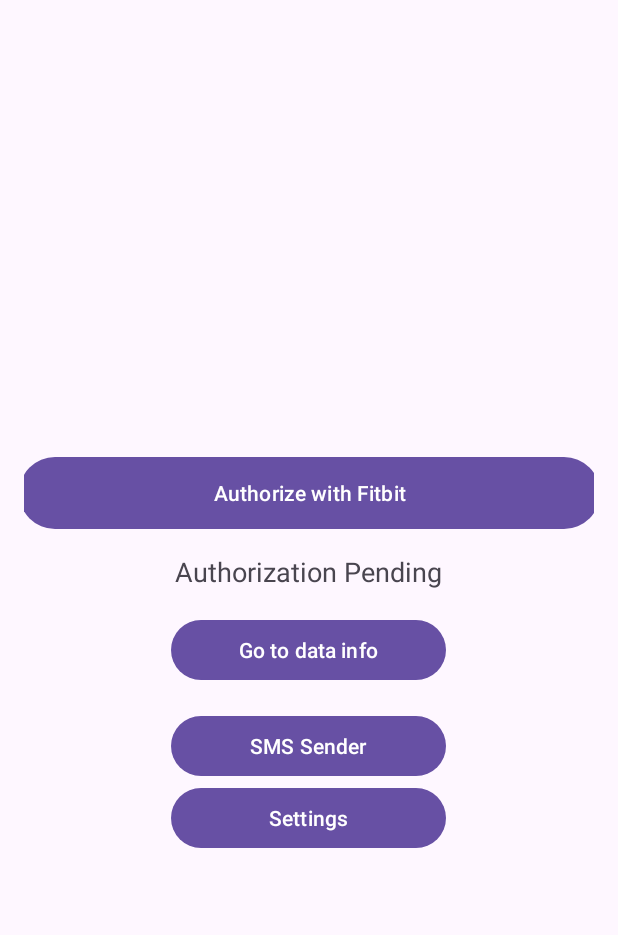
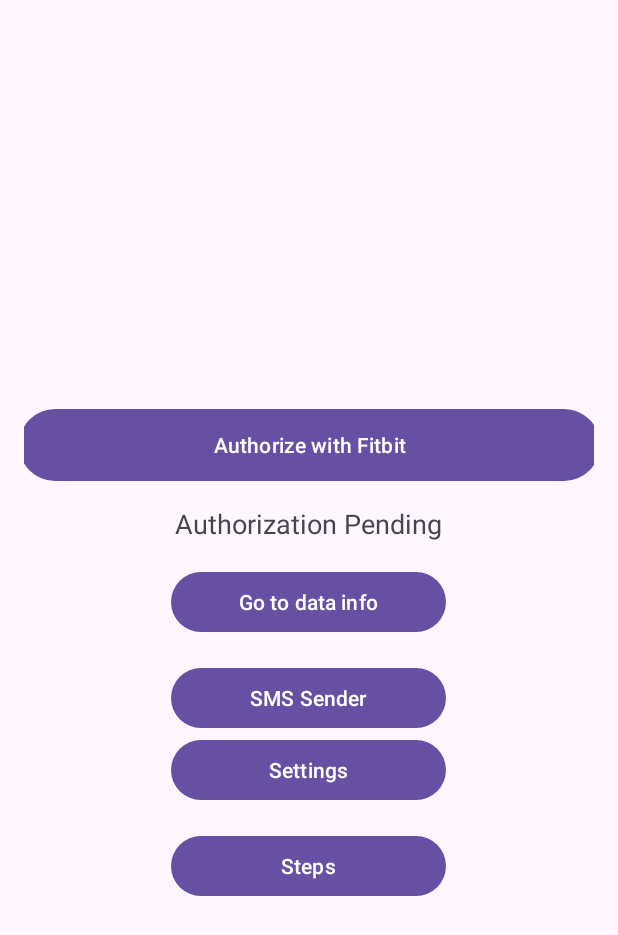
Before and after one commit to PVP-project-K355/pvp_project, an Android app: the MainActivity screen opened directly, with no data from a screen before it, on a phone screen of 412 x 824 dp. Shown: the top 935 px of the screen. Run offline under Robolectric (Android 15) with nearby library versions, the phone set to English and light mode, and no system bars; libraries missing offline, so code that uses them is left out: com.github.mikephil.charting.

Commit message:
steps information main page crud

```diff
--- a/app/src/main/java/app/app/MainActivity.kt
+++ b/app/src/main/java/app/app/MainActivity.kt
@@ -18,6 +18,7 @@ import android.widget.TextView
 import android.widget.Toast
 import androidx.appcompat.app.AppCompatActivity
 import app.app.heartrate.HealthInfoActivity
+import app.app.steps.DailyStepsActivity
 import org.json.JSONException
 //import androidx.recyclerview.widget.RecyclerView
 //import com.google.gson.Gson
@@ -34,6 +35,7 @@ class MainActivity : AppCompatActivity() {
     private lateinit var goToData: Button
     private lateinit var smsSender_button: Button
     private lateinit var settingsButton: Button
+    private lateinit var stepsButton: Button
 
     private val CLIENT_ID = "23RTB5"
     private val REDIRECT_URI = "seniorhealthmonitoringapplication2024pvp://callbackdata"
@@ -50,12 +52,19 @@ class MainActivity : AppCompatActivity() {
         goToData = findViewById(R.id.goToDataInfoButton)
         smsSender_button = findViewById(R.id.sms_sender_page_button)
         settingsButton = findViewById(R.id.settingsButton)
+        stepsButton = findViewById(R.id.stepsButton)
 
         authorizeButton.setOnClickListener {
             startAuthorization()
         }
+
+        stepsButton.setOnClickListener {
+            val intent = Intent(this, DailyStepsActivity::class.java).putExtra("accesstoken", ACCESSTOKEN)
+            startActivity(intent)
+        }
+
         goToData.setOnClickListener{
-            val intent = Intent(this, HealthInfoActivity::class.java).putExtra("accestoken", ACCESSTOKEN)
+            val intent = Intent(this, HealthInfoActivity::class.java).putExtra("accesstoken", ACCESSTOKEN)
 
             startActivity(intent)
         }
--- a/app/src/main/res/layout/activity_main.xml
+++ b/app/src/main/res/layout/activity_main.xml
@@ -42,4 +42,11 @@
         android:layout_height="wrap_content"
         android:text="Settings" />
 
+    <Button
+        android:id="@+id/stepsButton"
+        android:layout_width="183dp"
+        android:layout_height="wrap_content"
+        android:layout_marginTop="16dp"
+        android:text="Steps" />
+
 </LinearLayout>
```
Also changed, not shown: app/src/main/AndroidManifest.xml (+7 -0 lines), app/src/main/java/app/app/heartrate/HealthInfoActivity.kt (+13 -10 lines).
